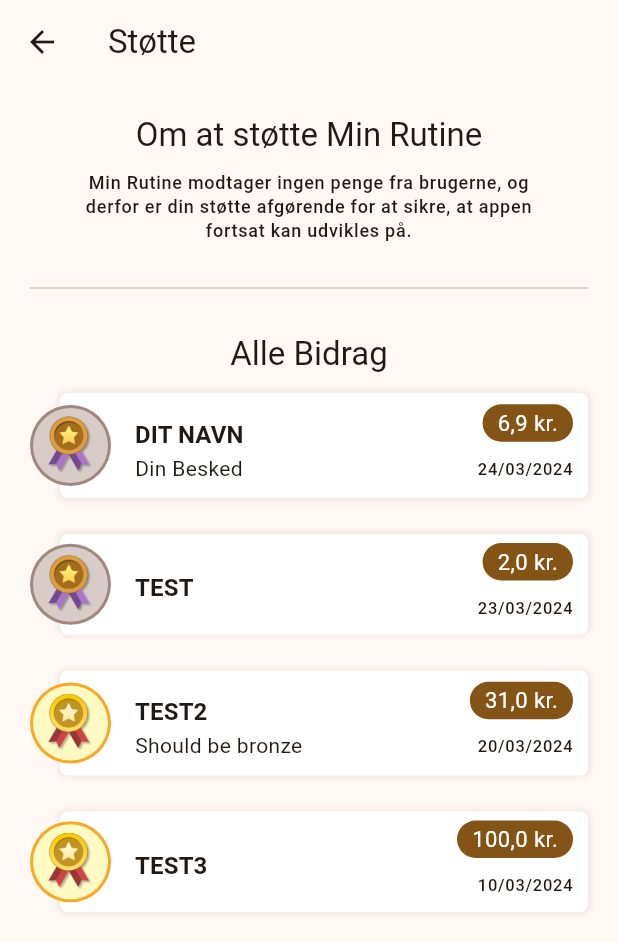
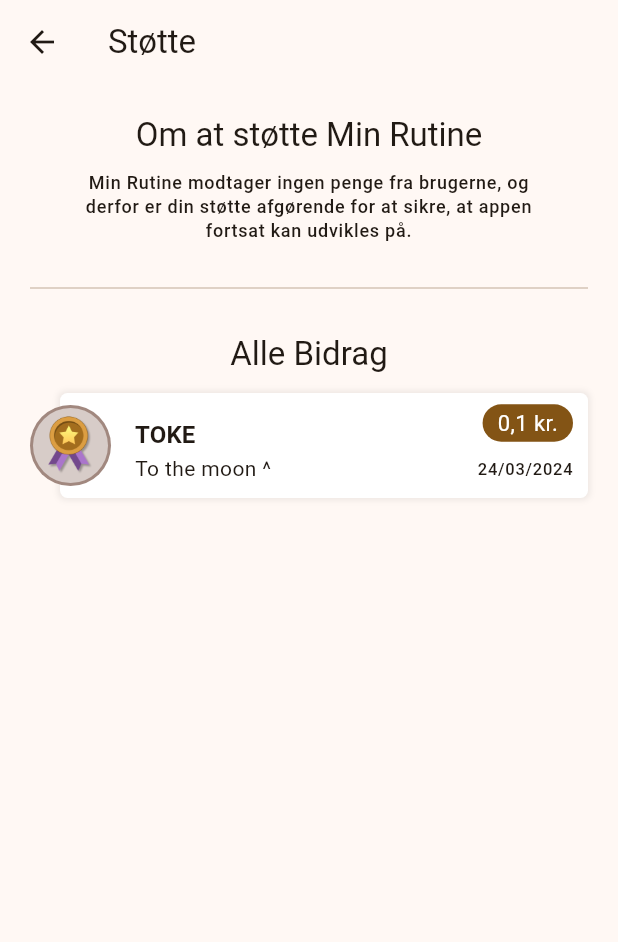
Before and after one commit to toke-dk/productivity_app, a Flutter app: the SupportersPage screen opened directly, on a phone screen of 412 x 824 dp. Shown: the top 942 px of the screen. Run offline on Flutter 3.47's test engine with Material 3 defaults, Android fonts, the phone set to English and light mode, and no system bars; drawn by our look-alikes of flutter_animate; our stand-ins replace fl_chart, font_awesome_flutter, gap, percent_indicator, shared_preferences, showcaseview and 2 more; missing offline and left inert: animated_digit; accounts and stored records are empty.

Commit message:
added my own donation with a value of 0.1 kr.

```diff
--- a/lib/shared/all_donations.dart
+++ b/lib/shared/all_donations.dart
@@ -3,9 +3,9 @@ import 'package:flutter/material.dart';
 import '../models/donation.dart';
 
 final List<Donation> kAllDonations = [
-  Donation(name: "Test", valueInKr: 2, dateAdded: DateTime(2024,3,23)),
-  Donation(name: "Test2", valueInKr: 31, message: "Should be bronze", dateAdded: DateTime(2024,3,20)),
-  Donation(name: "Test3", valueInKr: 100, dateAdded: DateTime(2024,3,10)),
-  Donation(name: "Dit navn", valueInKr: 6.9, message: "Din Besked", dateAdded: DateTime(2024, 3, 24)),
-
+  Donation(
+      name: "Toke",
+      valueInKr: 0.1,
+      dateAdded: DateTime(2024, 3, 24),
+      message: "To the moon ^"),
 ];
```
